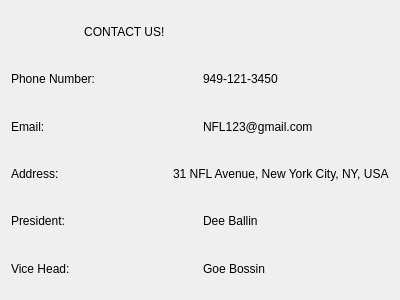
Before: the Qt Designer form contactuswindow.ui in Starfractor/CS1C-Group-Project-1-National-Football-League, drawn with Qt 5.
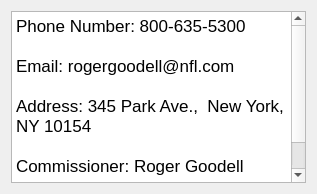
After: the same form once the commit is applied.

Diff of the .ui file:
```diff
--- a/contactuswindow.ui
+++ b/contactuswindow.ui
@@ -6,8 +6,8 @@
    <rect>
     <x>0</x>
     <y>0</y>
-    <width>400</width>
-    <height>300</height>
+    <width>317</width>
+    <height>194</height>
    </rect>
   </property>
   <property name="windowTitle">
@@ -15,105 +15,24 @@
   </property>
   <layout class="QVBoxLayout" name="verticalLayout">
    <item>
-    <widget class="QLabel" name="label">
-     <property name="layoutDirection">
-      <enum>Qt::LeftToRight</enum>
-     </property>
-     <property name="text">
-      <string>                      CONTACT US!</string>
+    <widget class="QTextBrowser" name="textBrowser">
+     <property name="html">
+      <string>&lt;!DOCTYPE HTML PUBLIC &quot;-//W3C//DTD HTML 4.0//EN&quot; &quot;http://www.w3.org/TR/REC-html40/strict.dtd&quot;&gt;
+&lt;html&gt;&lt;head&gt;&lt;meta name=&quot;qrichtext&quot; content=&quot;1&quot; /&gt;&lt;style type=&quot;text/css&quot;&gt;
+p, li { white-space: pre-wrap; }
+&lt;/style&gt;&lt;/head&gt;&lt;body style=&quot; font-family:'.AppleSystemUIFont'; font-size:13pt; font-weight:400; font-style:normal;&quot;&gt;
+&lt;p style=&quot; margin-top:0px; margin-bottom:0px; margin-left:0px; margin-right:0px; -qt-block-indent:0; text-indent:0px;&quot;&gt;Phone Number: 800-635-5300&lt;/p&gt;
+&lt;p style=&quot;-qt-paragraph-type:empty; margin-top:0px; margin-bottom:0px; margin-left:0px; margin-right:0px; -qt-block-indent:0; text-indent:0px;&quot;&gt;&lt;br /&gt;&lt;/p&gt;
+&lt;p style=&quot; margin-top:0px; margin-bottom:0px; margin-left:0px; margin-right:0px; -qt-block-indent:0; text-indent:0px;&quot;&gt;Email: rogergoodell@nfl.com&lt;/p&gt;
+&lt;p style=&quot;-qt-paragraph-type:empty; margin-top:0px; margin-bottom:0px; margin-left:0px; margin-right:0px; -qt-block-indent:0; text-indent:0px;&quot;&gt;&lt;br /&gt;&lt;/p&gt;
+&lt;p style=&quot; margin-top:0px; margin-bottom:0px; margin-left:0px; margin-right:0px; -qt-block-indent:0; text-indent:0px;&quot;&gt;Address: 345 Park Ave.,  New York,  NY 10154&lt;/p&gt;
+&lt;p style=&quot;-qt-paragraph-type:empty; margin-top:0px; margin-bottom:0px; margin-left:0px; margin-right:0px; -qt-block-indent:0; text-indent:0px;&quot;&gt;&lt;br /&gt;&lt;/p&gt;
+&lt;p style=&quot; margin-top:0px; margin-bottom:0px; margin-left:0px; margin-right:0px; -qt-block-indent:0; text-indent:0px;&quot;&gt;Commissioner: Roger Goodell&lt;/p&gt;
+&lt;p style=&quot;-qt-paragraph-type:empty; margin-top:0px; margin-bottom:0px; margin-left:0px; margin-right:0px; -qt-block-indent:0; text-indent:0px;&quot;&gt;&lt;br /&gt;&lt;/p&gt;
+&lt;p style=&quot; margin-top:0px; margin-bottom:0px; margin-left:0px; margin-right:0px; -qt-block-indent:0; text-indent:0px;&quot;&gt;Vice Head: Troy Vincent Sr.&lt;/p&gt;&lt;/body&gt;&lt;/html&gt;</string>
      </property>
     </widget>
    </item>
-   <item>
-    <layout class="QHBoxLayout" name="horizontalLayout">
-     <item>
-      <widget class="QLabel" name="label_2">
-       <property name="text">
-        <string>Phone Number:</string>
-       </property>
-      </widget>
-     </item>
-     <item>
-      <widget class="QLabel" name="label_3">
-       <property name="text">
-        <string>949-121-3450</string>
-       </property>
-      </widget>
-     </item>
-    </layout>
-   </item>
-   <item>
-    <layout class="QHBoxLayout" name="horizontalLayout_2">
-     <item>
-      <widget class="QLabel" name="label_4">
-       <property name="text">
-        <string>Email:             </string>
-       </property>
-      </widget>
-     </item>
-     <item>
-      <widget class="QLabel" name="label_5">
-       <property name="text">
-        <string>NFL123@gmail.com</string>
-       </property>
-      </widget>
-     </item>
-    </layout>
-   </item>
-   <item>
-    <layout class="QHBoxLayout" name="horizontalLayout_3">
-     <item>
-      <widget class="QLabel" name="label_6">
-       <property name="text">
-        <string>Address:</string>
-       </property>
-      </widget>
-     </item>
-     <item>
-      <widget class="QLabel" name="label_7">
-       <property name="text">
-        <string>31 NFL Avenue, New York City, NY, USA</string>
-       </property>
-      </widget>
-     </item>
-    </layout>
-   </item>
-   <item>
-    <layout class="QHBoxLayout" name="horizontalLayout_4">
-     <item>
-      <widget class="QLabel" name="label_8">
-       <property name="text">
-        <string>President:        </string>
-       </property>
-      </widget>
-     </item>
-     <item>
-      <widget class="QLabel" name="label_9">
-       <property name="text">
-        <string>Dee Ballin</string>
-       </property>
-      </widget>
-     </item>
-    </layout>
-   </item>
-   <item>
-    <layout class="QHBoxLayout" name="horizontalLayout_5">
-     <item>
-      <widget class="QLabel" name="label_10">
-       <property name="text">
-        <string>Vice Head:       </string>
-       </property>
-      </widget>
-     </item>
-     <item>
-      <widget class="QLabel" name="label_11">
-       <property name="text">
-        <string>Goe Bossin</string>
-       </property>
-      </widget>
-     </item>
-    </layout>
-   </item>
   </layout>
  </widget>
  <resources/>
```
